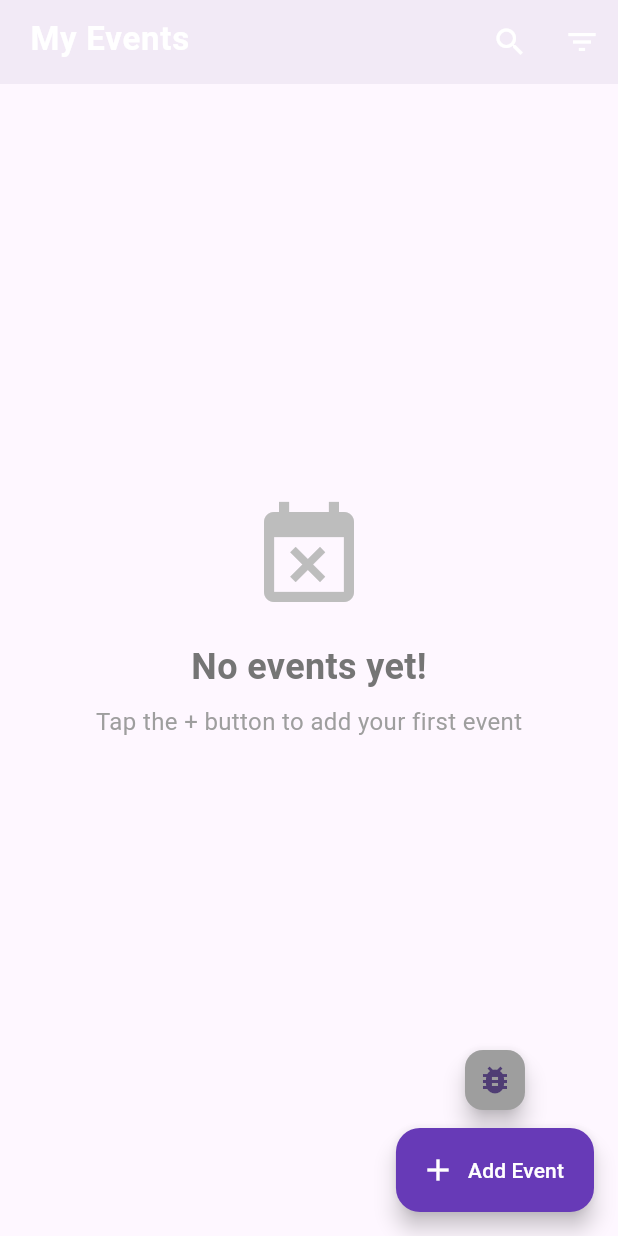
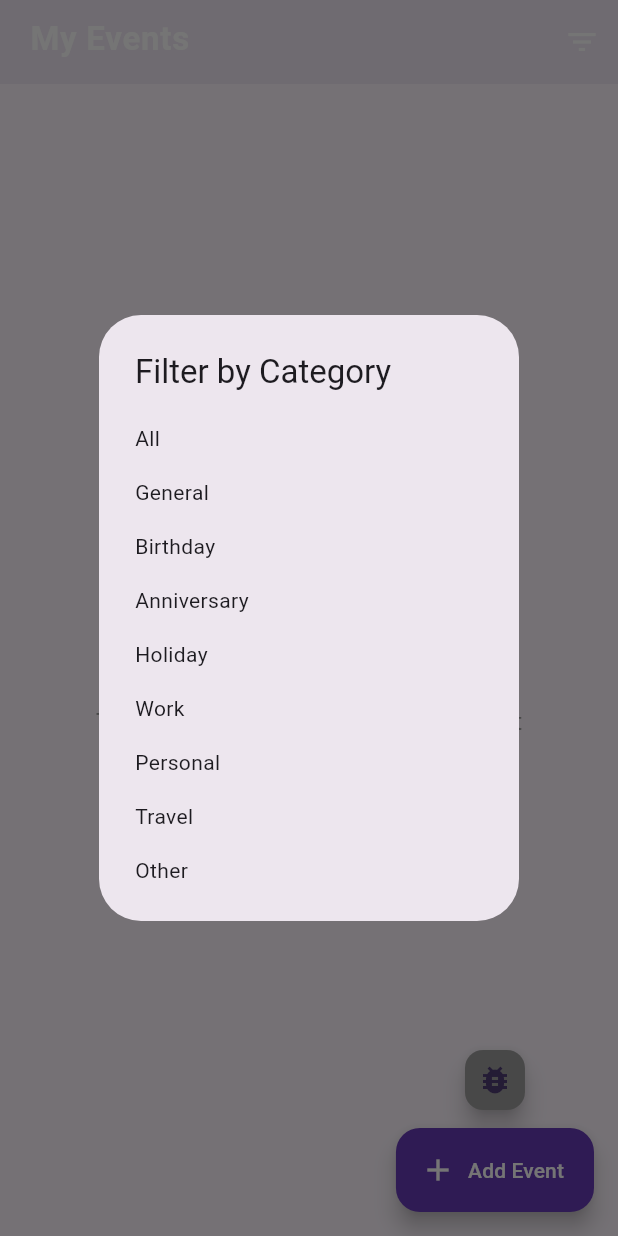
Before and after one commit to Mahdiali97/countdown_app, a Flutter app: the screen it shows after launch, scrolled down 220 dp, after a tap on the "filter list" icon, on a phone screen of 412 x 824 dp. Run offline on Flutter 3.47's test engine with Material 3 defaults, Android fonts, the phone set to English and light mode, and no system bars; our stand-ins replace cloud_firestore, elegant_notification, firebase_core; accounts and stored records are empty.

Commit message:
add firebase cloud,filter function

```diff
--- a/lib/database_service.dart
+++ b/lib/database_service.dart
@@ -1,2 +1,32 @@
-export 'mobile_database_service.dart'
-    if (dart.library.html) 'web_database_service.dart';
+import 'package:cloud_firestore/cloud_firestore.dart';
+import 'main.dart';
+
+class DatabaseService {
+  final CollectionReference eventsCollection =
+      FirebaseFirestore.instance.collection('events');
+
+  Future<String> insertEvent(CountdownEvent event) async {
+    final docRef = await eventsCollection.add(event.toMap());
+    return docRef.id;
+  }
+
+  Future<List<CountdownEvent>> getAllEvents() async {
+    final snapshot = await eventsCollection.get();
+    return snapshot.docs
+        .map((doc) => CountdownEvent.fromMap(doc.data() as Map<String, dynamic>, id: doc.id))
+        .toList();
+  }
+
+  Future<void> deleteEvent(String id) async {
+    await eventsCollection.doc(id).delete();
+  }
+
+  // Optional: For debugging
+  Future<void> debugDatabase() async {
+    final events = await getAllEvents();
+    print('=== DEBUG DATABASE: ${events.length} events ===');
+    for (final event in events) {
+      print(event);
+    }
+  }
+}
--- a/lib/main.dart
+++ b/lib/main.dart
@@ -1,14 +1,19 @@
+import 'dart:async';
 import 'package:flutter/material.dart';
 import 'package:elegant_notification/elegant_notification.dart';
-import 'dart:async';
+import 'package:firebase_core/firebase_core.dart';
 import 'database_service.dart';
 
-void main() {
+void main() async {
+  WidgetsFlutterBinding.ensureInitialized();
+  await Firebase.initializeApp(
+    // options: DefaultFirebaseOptions.currentPlatform, // if using FlutterFire CLI
+  );
   runApp(const MyApp());
 }
 
 class CountdownEvent {
-  final int? id;
+  final String? id; // Firestore uses String IDs
   final String name;
   final DateTime date;
   final String category;
@@ -24,7 +29,6 @@ class CountdownEvent {
 
   Map<String, dynamic> toMap() {
     return {
-      'id': id,
       'name': name,
       'date': date.millisecondsSinceEpoch,
       'category': category,
@@ -32,9 +36,9 @@ class CountdownEvent {
     };
   }
 
-  factory CountdownEvent.fromMap(Map<String, dynamic> map) {
+  factory CountdownEvent.fromMap(Map<String, dynamic> map, {String? id}) {
     return CountdownEvent(
-      id: map['id'],
+      id: id,
       name: map['name'],
       date: DateTime.fromMillisecondsSinceEpoch(map['date']),
       category: map['category'] ?? 'General',
@@ -150,15 +154,26 @@ class _CountdownHomePageState extends State<CountdownHomePage> {
   List<CountdownEvent> _events = [];
   final DatabaseService _dbService = DatabaseService();
   Timer? _checkEventsTimer;
-  final Set<int> _notifiedEventIds = {};
+  final Set<String> _notifiedEventIds = {};
+
+  // Remove: String _searchQuery = '';
+  String? _selectedCategory;
+  final List<String> _allCategories = [
+    'General',
+    'Birthday',
+    'Anniversary',
+    'Holiday',
+    'Work',
+    'Personal',
+    'Travel',
+    'Other',
+  ];
 
   @override
   void initState() {
     super.initState();
     _loadEvents().then((_) {
       _checkUpcomingEvents();
-
-      // Set up timer to check events every minute
       _checkEventsTimer = Timer.periodic(
         const Duration(minutes: 1),
         (_) => _checkAllEvents(),
@@ -173,22 +188,15 @@ class _CountdownHomePageState extends State<CountdownHomePage> {
   }
 
   Future<void> _loadEvents() async {
-    print('Loading events from database...');
     final events = await _dbService.getAllEvents();
-    print('Loaded ${events.length} events from database');
     setState(() {
       _events = events;
     });
-    print('UI updated with ${_events.length} events');
   }
 
   Future<void> _addEvent(CountdownEvent event) async {
-    print('Adding event: ${event.name}, Date: ${event.date}');
     await _dbService.insertEvent(event);
-    print('Inserted. Reloading events...');
     await _loadEvents();
-
-    // Show a success notification
     ElegantNotification.success(
       title: const Text("Success"),
       description: Text("Event '${event.name}' added successfully"),
@@ -196,12 +204,9 @@ class _CountdownHomePageState extends State<CountdownHomePage> {
     ).show(context);
   }
 
-  Future<void> _deleteEvent(int id) async {
-    print('Deleting event with id: $id');
+  Future<void> _deleteEvent(String id) async {
     await _dbService.deleteEvent(id);
     await _loadEvents();
-
-    // Show a notification when event is deleted
     ElegantNotification.info(
       title: const Text("Event Deleted"),
       description: const Text("Event has been removed successfully"),
@@ -210,17 +215,12 @@ class _CountdownHomePageState extends State<CountdownHomePage> {
   }
 
   void _showAddEventDialog() async {
-    print('Opening add event dialog');
     final CountdownEvent? newEvent = await showDialog<CountdownEvent>(
       context: context,
       builder: (context) => const AddEventDialog(),
     );
-    print('Dialog returned: $newEvent');
     if (newEvent != null) {
-      print('Adding new event: ${newEvent.name}');
       await _addEvent(newEvent);
-    } else {
-      print('No event was created (user cancelled or invalid data)');
     }
   }
 
@@ -234,8 +234,6 @@ class _CountdownHomePageState extends State<CountdownHomePage> {
   void _checkUpcomingEvents() {
     for (final event in _events) {
       final daysLeft = _daysLeft(event.date);
-
-      // Notify for events happening tomorrow
       if (daysLeft == 1) {
         WidgetsBinding.instance.addPostFrameCallback((_) {
           if (mounted) {
@@ -259,14 +257,10 @@ class _CountdownHomePageState extends State<CountdownHomePage> {
   void _checkArrivedEvents() {
     final now = DateTime.now();
     for (final event in _events) {
-      // Check if event has just arrived (within the last minute)
       final difference = event.date.difference(now);
-
       if (difference <= Duration.zero &&
           difference > const Duration(minutes: -1) &&
           !_notifiedEventIds.contains(event.id)) {
-
-        // Show notification for arrived event
         WidgetsBinding.instance.addPostFrameCallback((_) {
           if (mounted) {
             ElegantNotification.success(
@@ -277,11 +271,20 @@ class _CountdownHomePageState extends State<CountdownHomePage> {
             ).show(context);
           }
         });
-
-        // Mark this event as notified
+        if (event.id != null) {
           _notifiedEventIds.add(event.id!);
         }
       }
+    }
+  }
+
+  // Filtered events getter
+  List<CountdownEvent> get _filteredEvents {
+    return _events.where((event) {
+      final matchesCategory = _selectedCategory == null ||
+          event.category == _selectedCategory;
+      return matchesCategory;
+    }).toList();
   }
 
   @override
@@ -297,9 +300,11 @@ class _CountdownHomePageState extends State<CountdownHomePage> {
             elevation: 0,
             stretch: true,
             flexibleSpace: FlexibleSpaceBar(
-              title: const Text(
-                'My Events',
-                style: TextStyle(
+              title: Text(
+                _selectedCategory == null
+                    ? 'My Events'
+                    : 'My Events (${_selectedCategory!})',
+                style: const TextStyle(
                   fontWeight: FontWeight.w600,
                   color: Colors.white,
                   fontSize: 22,
@@ -357,15 +362,27 @@ class _CountdownHomePageState extends State<CountdownHomePage> {
             ),
             actions: [
               IconButton(
-                icon: const Icon(Icons.search, color: Colors.white),
-                onPressed: () {
-                  // Implement search functionality
-                },
+                icon: const Icon(Icons.filter_list, color: Colors.white),
+                onPressed: () async {
+                  final selected = await showDialog<String>(
+                    context: context,
+                    builder: (context) => SimpleDialog(
+                      title: const Text('Filter by Category'),
+                      children: [
+                        SimpleDialogOption(
+                          child: const Text('All'),
+                          onPressed: () => Navigator.pop(context, null),
                         ),
-              IconButton(
-                icon: const Icon(Icons.filter_list, color: Colors.white),
-                onPressed: () {
-                  // Implement filter functionality
+                        ..._allCategories.map((cat) => SimpleDialogOption(
+                          child: Text(cat),
+                          onPressed: () => Navigator.pop(context, cat),
+                        )),
+                      ],
+                    ),
+                  );
+                  setState(() {
+                    _selectedCategory = selected;
+                  });
                 },
               ),
             ],
@@ -412,15 +429,14 @@ class _CountdownHomePageState extends State<CountdownHomePage> {
                       mainAxisSpacing: 16,
                     ),
                     delegate: SliverChildBuilderDelegate((context, index) {
-                    final event = _events[index];
+                      final event = _filteredEvents[index];
                       final daysLeft = _daysLeft(event.date);
                       return GestureDetector(
                         onTap: () {
                           Navigator.push(
                             context,
                             MaterialPageRoute(
-                            builder:
-                                (context) => EventCountdownPage(event: event),
+                              builder: (context) => EventCountdownPage(event: event),
                             ),
                           );
                         },
@@ -447,8 +463,7 @@ class _CountdownHomePageState extends State<CountdownHomePage> {
                                 mainAxisAlignment: MainAxisAlignment.spaceBetween,
                                 children: [
                                   Row(
-                                  mainAxisAlignment:
-                                      MainAxisAlignment.spaceBetween,
+                                    mainAxisAlignment: MainAxisAlignment.spaceBetween,
                                     children: [
                                       const Icon(
                                         Icons.event,
@@ -462,7 +477,9 @@ class _CountdownHomePageState extends State<CountdownHomePage> {
                                           size: 20,
                                         ),
                                         onPressed: () {
+                                          if (event.id != null) {
                                             _deleteEvent(event.id!);
+                                          }
                                         },
                                       ),
                                     ],
@@ -507,8 +524,7 @@ class _CountdownHomePageState extends State<CountdownHomePage> {
                                         : 'Event passed',
                                     style: TextStyle(
                                       fontSize: 16,
-                                    color:
-                                        daysLeft >= 0
+                                      color: daysLeft >= 0
                                           ? Colors.white
                                           : Colors.red.shade200,
                                       fontWeight: FontWeight.w600,
@@ -520,8 +536,7 @@ class _CountdownHomePageState extends State<CountdownHomePage> {
                           ),
                         ),
                       );
-                    },
-                    childCount: _events.length),
+                    }, childCount: _filteredEvents.length),
                   ),
                 ),
         ],
@@ -532,16 +547,13 @@ class _CountdownHomePageState extends State<CountdownHomePage> {
           FloatingActionButton(
             heroTag: "debug",
             onPressed: () async {
-              print('=== DEBUG BUTTON PRESSED ===');
               await _dbService.debugDatabase();
-
               final testEvent = CountdownEvent(
                 name: 'Test Event ${DateTime.now().millisecond}',
                 date: DateTime.now().add(const Duration(days: 7)),
                 category: 'Test',
                 color: Colors.red,
               );
-              print('Creating test event: $testEvent');
               await _addEvent(testEvent);
             },
             backgroundColor: Colors.grey,
@@ -677,7 +689,6 @@ class _AddEventDialogState extends State<AddEventDialog> {
                         lastDate: DateTime(2030),
                       );
                       if (picked != null) {
-                        print('Date picked: $picked');
                         setState(() {
                           _eventDate = picked;
                         });
@@ -714,7 +725,6 @@ class _AddEventDialogState extends State<AddEventDialog> {
                         initialTime: TimeOfDay.now(),
                       );
                       if (picked != null) {
-                        print('Time picked: $picked');
                         setState(() {
                           _eventTime = picked;
                         });
@@ -764,7 +774,6 @@ class _AddEventDialogState extends State<AddEventDialog> {
       actions: [
         TextButton(
           onPressed: () {
-            print('Dialog cancelled');
             Navigator.pop(context);
           },
           child: const Text('Cancel'),
@@ -779,14 +788,8 @@ class _AddEventDialogState extends State<AddEventDialog> {
                 category: _category,
                 color: _selectedColor,
               );
-              print('Creating event from dialog: $newEvent');
               Navigator.pop(context, newEvent);
             } else {
-              print(
-                'Invalid data: name=${_nameController.text}, date=$_eventDate',
-              );
-
-              // Show an error notification instead of a SnackBar
               ElegantNotification.error(
                 title: const Text("Invalid Input"),
                 description: const Text("Please enter event name and select a date"),
@@ -844,12 +847,8 @@ class _EventCountdownPageState extends State<EventCountdownPage>
     final now = DateTime.now();
     setState(() {
       _remaining = widget.event.date.difference(now);
-
-      // Check if countdown just reached zero and notification hasn't been shown yet
       if (_remaining.isNegative || _remaining == Duration.zero) {
         _remaining = Duration.zero;
-
-        // Show notification only once when the countdown reaches zero
         if (!_notificationShown) {
           _showEventArrivedNotification();
           _notificationShown = true;
@@ -859,7 +858,6 @@ class _EventCountdownPageState extends State<EventCountdownPage>
   }
 
   void _showEventArrivedNotification() {
-    // Use addPostFrameCallback to show notification after build is complete
     WidgetsBinding.instance.addPostFrameCallback((_) {
       if (mounted) {
         ElegantNotification.success(
@@ -918,8 +916,7 @@ class _EventCountdownPageState extends State<EventCountdownPage>
               ),
               Expanded(
                 child: Center(
-                  child:
-                      _remaining == Duration.zero
+                  child: _remaining == Duration.zero
                       ? const Column(
                           mainAxisAlignment: MainAxisAlignment.center,
                           children: [
--- a/lib/mobile_database_service.dart
+++ /dev/null
@@ -1,52 +0,0 @@
-import 'package:sqflite/sqflite.dart';
-import 'package:path/path.dart' as path;
-import 'main.dart';
-
-class DatabaseService {
-  static Database? _db;
-
-  Future<void> init() async {
-    if (_db != null) return;
-    String dbPath = path.join(await getDatabasesPath(), 'countdown_events.db');
-    _db = await openDatabase(
-      dbPath,
-      version: 1,
-      onCreate: (db, version) async {
-        await db.execute('''
-          CREATE TABLE events(
-            id INTEGER PRIMARY KEY AUTOINCREMENT,
-            name TEXT NOT NULL,
-            date INTEGER NOT NULL,
-            category TEXT,
-            colorValue INTEGER
-          )
-        ''');
-      },
-    );
-  }
-
-  Future<int> insertEvent(CountdownEvent event) async {
-    await init();
-    return await _db!.insert('events', event.toMap());
-  }
-
-  Future<List<CountdownEvent>> getAllEvents() async {
-    await init();
-    final maps = await _db!.query('events');
-    return maps.map((e) => CountdownEvent.fromMap(e)).toList();
-  }
-
-  Future<void> deleteEvent(int id) async {
-    await init();
-    await _db!.delete('events', where: 'id = ?', whereArgs: [id]);
-  }
-
-  // Add this to your DatabaseService class (both mobile and web versions)
-  Future<void> debugDatabase() async {
-    final events = await getAllEvents();
-    print('=== DEBUG DATABASE: ${events.length} events ===');
-    for (final event in events) {
-      print(event);
-    }
-  }
-}
```
Also changed, not shown: lib/web_database_service.dart (deleted, +0 -53 lines), pubspec.yaml (+4 -4 lines), pubspec.lock, 6 other files. Lines whose indentation alone changed are shown as unchanged.
